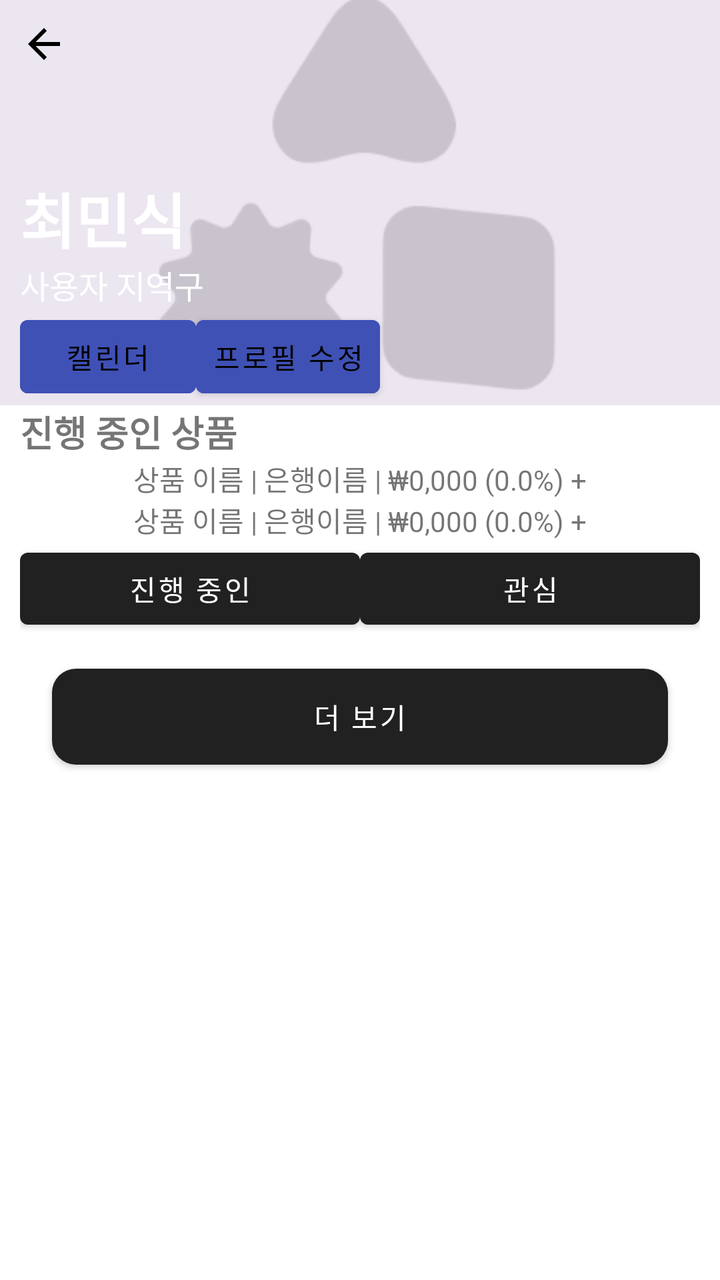
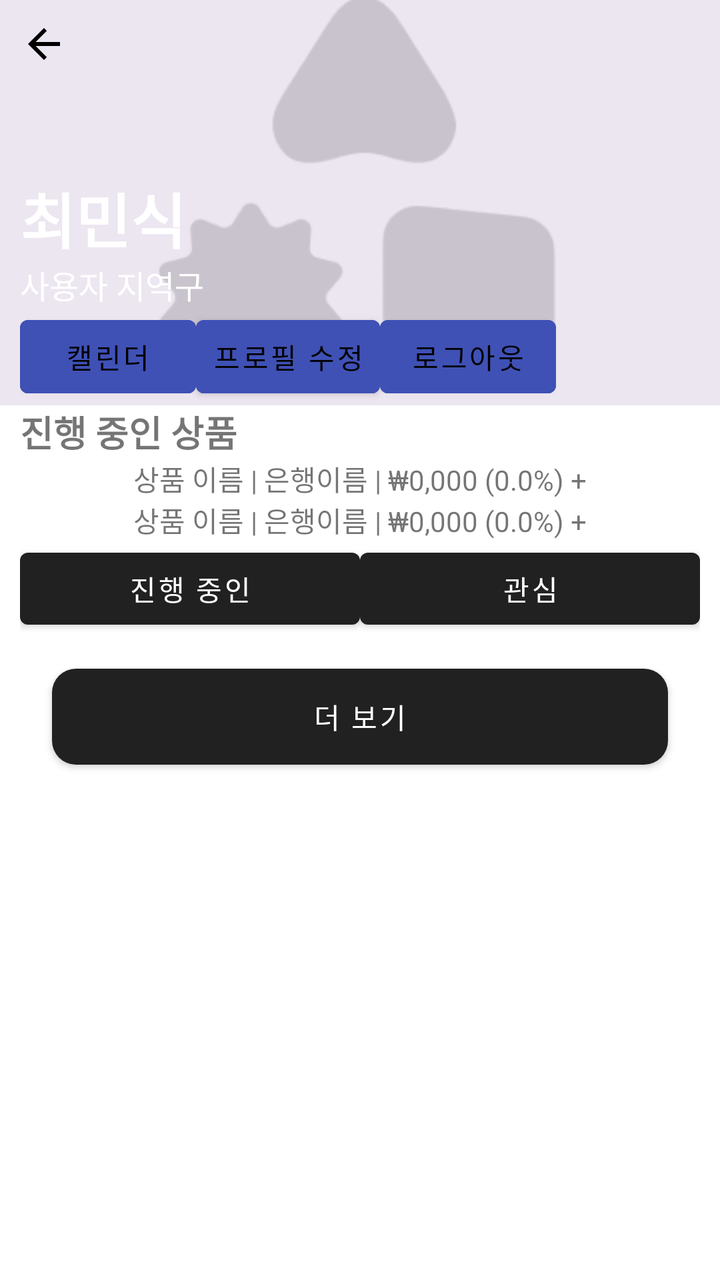

Screens rendered from an Android XML layout before and after an edit, with the pre-edit source and the edit as a unified diff.
<!-- AndroidManifest.xml: application theme Theme.ExitSW -->
<!-- res/layout/fragment_mypage.xml -->
<androidx.drawerlayout.widget.DrawerLayout
    xmlns:android="http://schemas.android.com/apk/res/android"
    xmlns:app="http://schemas.android.com/apk/res-auto"
    xmlns:tools="http://schemas.android.com/tools"
    android:layout_width="match_parent"
    android:layout_height="match_parent">

    <ScrollView
        android:layout_width="match_parent"
        android:layout_height="match_parent">

        <LinearLayout
            android:layout_width="match_parent"
            android:layout_height="wrap_content"
            android:orientation="vertical">

            <androidx.constraintlayout.widget.ConstraintLayout
                android:layout_width="match_parent"
                android:layout_height="wrap_content">

                
                <ImageView
                    android:id="@+id/bannerImage"
                    android:layout_width="0dp"
                    android:layout_height="0dp"
                    android:scaleType="centerCrop"
                    android:src="@drawable/banner"
                    app:layout_constraintTop_toTopOf="parent"
                    app:layout_constraintStart_toStartOf="parent"
                    app:layout_constraintEnd_toEndOf="parent"
                    app:layout_constraintDimensionRatio="H,16:9"/>

                
                <ImageButton
                    android:id="@+id/btn_back"
                    style="@style/NoBackground_ImageButton"
                    android:layout_width="wrap_content"
                    android:layout_height="wrap_content"
                    android:src="@drawable/ic_arrow_back"
                    app:layout_constraintTop_toTopOf="@+id/bannerImage"
                    app:layout_constraintStart_toStartOf="parent"
                    android:layout_marginTop="10dp"
                    android:layout_marginStart="10dp"/>

                

                <TextView
                    android:id="@+id/UserNameText"
                    android:layout_width="wrap_content"
                    android:layout_height="wrap_content"
                    android:layout_marginStart="10dp"
                    android:text="최민식"
                    android:textColor="#FFFFFF"
                    android:textSize="30sp"
                    android:textStyle="bold"
                    app:layout_constraintBottom_toTopOf="@+id/UserLocalText"
                    app:layout_constraintStart_toStartOf="parent" />

                <TextView
                    android:id="@+id/UserLocalText"
                    android:layout_width="wrap_content"
                    android:layout_height="wrap_content"
                    android:layout_marginStart="10dp"
                    android:text="사용자 지역구"
                    android:textColor="#FFFFFF"
                    android:textSize="16sp"
                    app:layout_constraintTop_toBottomOf="@id/UserNameText"
                    app:layout_constraintStart_toStartOf="parent"
                    />

                <LinearLayout
                    android:id="@+id/mypageButton"
                    android:layout_width="match_parent"
                    android:layout_height="wrap_content"
                    android:orientation="horizontal"
                    app:layout_constraintBottom_toBottomOf="parent"
                    app:layout_constraintTop_toBottomOf="@id/UserLocalText"
                    tools:layout_editor_absoluteX="0dp"
                    android:layout_marginStart="10dp">

                    
                    <Button
                        android:id="@+id/btn_calendar"
                        android:layout_width="wrap_content"
                        android:layout_height="wrap_content"
                        android:backgroundTint="@color/your_theme_color"
                        android:padding="8dp"
                        android:text="캘린더"
                        android:textColor="@android:color/black"
                        android:textSize="14sp" />

                    
                    <Button
                        android:id="@+id/btn_edit_profile"
                        android:layout_width="wrap_content"
                        android:layout_height="wrap_content"
                        android:backgroundTint="@color/your_theme_color"
                        android:padding="8dp"
                        android:text="프로필 수정"
                        android:textColor="@android:color/black"
                        android:textSize="14sp" />

                </LinearLayout>

            </androidx.constraintlayout.widget.ConstraintLayout>

            <LinearLayout
                android:layout_width="match_parent"
                android:layout_height="match_parent"
                android:orientation="vertical"
                android:layout_marginStart="10dp"
                android:layout_marginEnd="10dp">

                
                <LinearLayout
                    android:layout_width="match_parent"
                    android:layout_height="wrap_content"
                    android:orientation="vertical">

                    <TextView
                        android:layout_width="wrap_content"
                        android:layout_height="wrap_content"
                        android:text="진행 중인 상품"
                        android:textSize="18sp"
                        android:textStyle="bold" />

                    <TextView
                        android:text="상품 이름 | 은행이름 | ₩0,000 (0.0%) +"
                        android:layout_width="wrap_content"
                        android:layout_height="wrap_content"
                        android:layout_gravity="center"/>
                    <TextView
                        android:text="상품 이름 | 은행이름 | ₩0,000 (0.0%) +"
                        android:layout_width="wrap_content"
                        android:layout_height="wrap_content"
                        android:layout_gravity="center"/>
                </LinearLayout>

                
                <LinearLayout
                    android:layout_width="match_parent"
                    android:layout_height="0dp"
                    android:layout_weight="1"
                    android:orientation="vertical">

                    
                    <LinearLayout
                        android:layout_width="match_parent"
                        android:layout_height="wrap_content"
                        android:orientation="horizontal">

                        <Button
                            android:id="@+id/btn_ongoing"
                            android:layout_width="0dp"
                            android:layout_height="wrap_content"
                            android:layout_weight="1"
                            android:text="진행 중인" />

                        <Button
                            android:id="@+id/btn_favorite"
                            android:layout_width="0dp"
                            android:layout_height="wrap_content"
                            android:layout_weight="1"
                            android:text="관심" />
                    </LinearLayout>

                    
                    <androidx.recyclerview.widget.RecyclerView
                        android:id="@+id/recyclerView"
                        android:layout_width="match_parent"
                        android:layout_height="0dp"
                        android:layout_weight="1" />

                    
                    <Button
                        android:id="@+id/btn_more"
                        android:layout_width="match_parent"
                        android:layout_height="wrap_content"
                        android:text="더 보기"
                        android:background="@drawable/rounded_button"
                        android:layout_margin="16dp" />
                </LinearLayout>
            </LinearLayout>


        </LinearLayout>

    </ScrollView>

</androidx.drawerlayout.widget.DrawerLayout>
<!-- resources referenced by this layout -->
<resources>
  <color name="your_theme_color">#3F51B5</color>
  <!-- drawable banner: png bitmap (drawable, 6138 bytes) -->
  <!-- drawable ic_arrow_back (drawable) -->
  <vector android:autoMirrored="true" android:height="24dp"
      android:tint="#000000" android:viewportHeight="24"
      android:viewportWidth="24" android:width="24dp" xmlns:android="http://schemas.android.com/apk/res/android">
      <path android:fillColor="@android:color/white" android:pathData="M20,11H7.83l5.59,-5.59L12,4l-8,8 8,8 1.41,-1.41L7.83,13H20v-2z"/>
  </vector>
  <!-- drawable rounded_button (drawable) -->
  <?xml version="1.0" encoding="utf-8"?>
  <shape xmlns:android="http://schemas.android.com/apk/res/android"
      android:shape="rectangle">
  
      <solid android:color="@color/your_theme_color" />
      <corners android:radius="12dp" />
  </shape>
  <style name="NoBackground_ImageButton">
          <item name="android:background">@android:color/transparent</item>
      </style>
  <style name="Theme.ExitSW" parent="Base.Theme.ExitSW" />
  <style name="Base.Theme.ExitSW" parent="Theme.MaterialComponents.DayNight.DarkActionBar" />
</resources>

<!-- the commit's change to res/layout/fragment_mypage.xml (unified diff, before → after) -->
@@ -100,6 +100,16 @@
                         android:textColor="@android:color/black"
                         android:textSize="14sp" />
 
+                    <Button
+                        android:id="@+id/btn_logout"
+                        android:layout_width="wrap_content"
+                        android:layout_height="wrap_content"
+                        android:backgroundTint="@color/your_theme_color"
+                        android:padding="8dp"
+                        android:text="로그아웃"
+                        android:textColor="@android:color/black"
+                        android:textSize="14sp" />
+
                 </LinearLayout>
 
             </androidx.constraintlayout.widget.ConstraintLayout>
